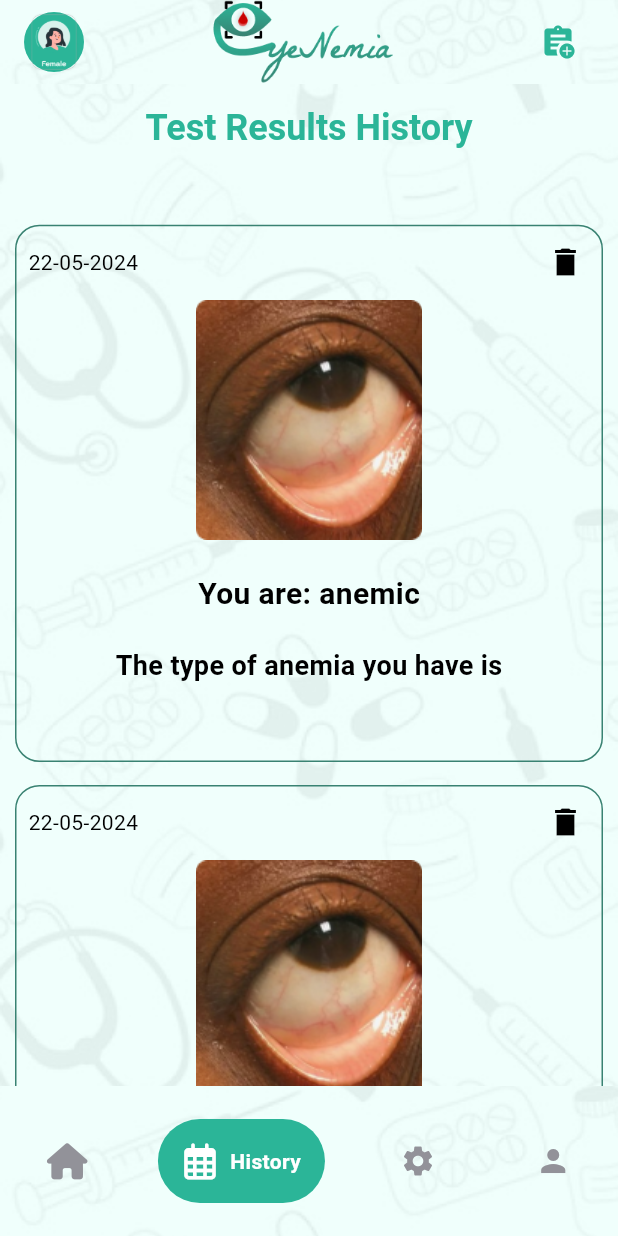
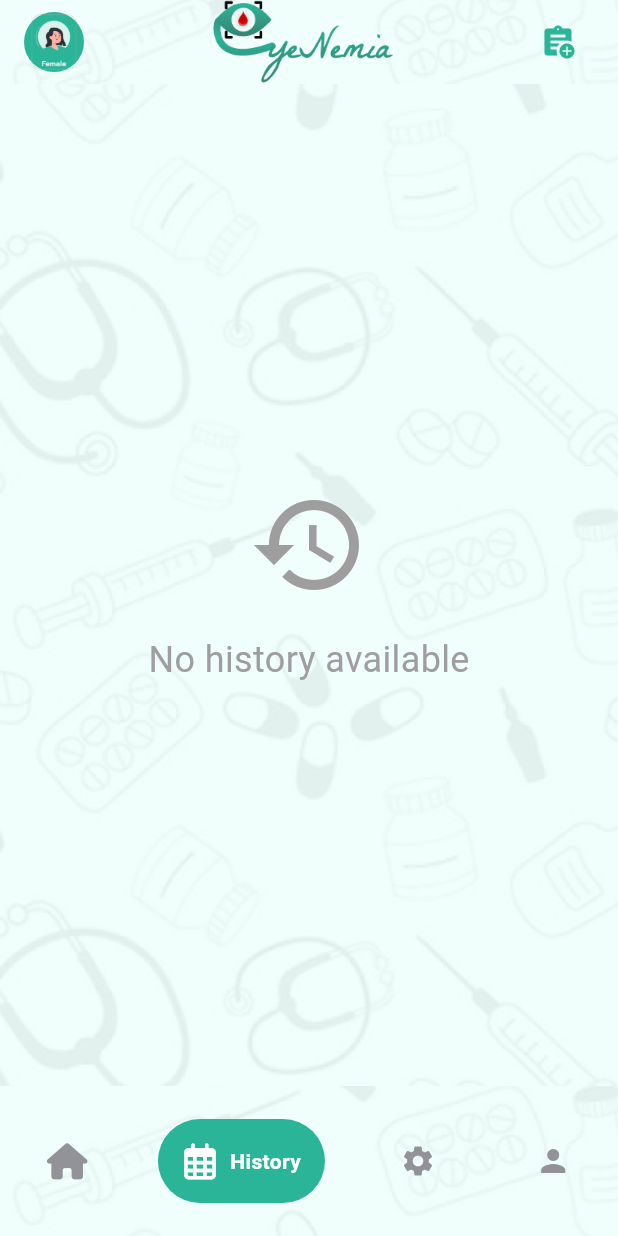
Before and after one commit to SamaaHamayel/anemia-graduation-project, a Flutter app: the screen it shows after launch, item 2 of the bottom bar chosen, on a phone screen of 412 x 824 dp. Run offline on Flutter 3.47's test engine with Material 3 defaults, Android fonts, the phone set to English and light mode, and no system bars; drawn by our look-alikes of google_nav_bar; our stand-ins replace camera, connectivity_plus, dartz, dio, flutter_bloc, flutter_local_notifications and 12 more; missing offline and left inert: flutter_verification_code, workmanager; accounts and stored records are empty; generated files the repository leaves out were written again; Roboto replaces fonts that are missing (Kodchasan).

Commit message:
history / emplane space

```diff
--- a/lib/features/detect/result/view/result.dart
+++ b/lib/features/detect/result/view/result.dart
@@ -1,24 +1,24 @@
-import 'package:animeacheck/features/home/setting/presentation/settings_cubit/settings_cubit.dart';
-import 'package:flutter/material.dart';
-import 'package:flutter_bloc/flutter_bloc.dart';
+// import 'package:animeacheck/features/home/setting/presentation/settings_cubit/settings_cubit.dart';
+// import 'package:flutter/material.dart';
+// import 'package:flutter_bloc/flutter_bloc.dart';
 
-class results extends StatelessWidget {
-  const results({super.key});
+// class results extends StatelessWidget {
+//   const results({super.key});
 
-  @override
-  Widget build(BuildContext context) {
- return Container(  decoration: BoxDecoration(
-            image: DecorationImage(
- image: BlocProvider.of<SettingsCubit>(context).isDarkThemEnable
-                ? AssetImage(
-                    'lib/core/utils/appImages/images/backgroundDark.png')
-                : AssetImage('lib/core/utils/appImages/images/background.png'),
-              fit:
-                  BoxFit.cover, // Optional: You can set the image fit as needed
-            ),
-          ),
-   child: const Center(
-        child: Text('my account'),
-      ),
- );  }
-}
+//   @override
+//   Widget build(BuildContext context) {
+//  return Container(  decoration: BoxDecoration(
+//             image: DecorationImage(
+//  image: BlocProvider.of<SettingsCubit>(context).isDarkThemEnable
+//                 ? AssetImage(
+//                     'lib/core/utils/appImages/images/backgroundDark.png')
+//                 : AssetImage('lib/core/utils/appImages/images/background.png'),
+//               fit:
+//                   BoxFit.cover, // Optional: You can set the image fit as needed
+//             ),
+//           ),
+//    child: const Center(
+//         child: Text('my account'),
+//       ),
+//  );  }
+// }
--- /dev/null
+++ b/lib/features/home/history/history_widgets/no_history_widget.dart
@@ -0,0 +1,29 @@
+import 'package:flutter/material.dart';
+
+class NoHistoryWidget extends StatelessWidget {
+  const NoHistoryWidget({Key? key}) : super(key: key);
+
+  @override
+  Widget build(BuildContext context) {
+    return Center(
+      child: Column(
+        mainAxisAlignment: MainAxisAlignment.center,
+        children: [
+          Icon(
+            Icons.history,
+            size: 80,
+            color: Colors.grey,
+          ),
+          SizedBox(height: 20),
+          Text(
+            'No history available',
+            style: TextStyle(
+              fontSize: 24,
+              color: Colors.grey,
+            ),
+          ),
+        ],
+      ),
+    );
+  }
+}
--- a/lib/features/home/history/history_widgets/test_history_card.dart
+++ b/lib/features/home/history/history_widgets/test_history_card.dart
@@ -1,74 +1,74 @@
-import 'package:flutter/material.dart';
-import 'package:flutter_screenutil/flutter_screenutil.dart';
+// import 'package:flutter/material.dart';
+// import 'package:flutter_screenutil/flutter_screenutil.dart';
 
-import '../../../../core/utils/appColors/app_colors.dart';
+// import '../../../../core/utils/appColors/app_colors.dart';
 
-import 'package:flutter_gen/gen_l10n/app_localizations.dart';
+// import 'package:flutter_gen/gen_l10n/app_localizations.dart';
 
 
-class TestHistoryCard extends StatelessWidget {
-  const TestHistoryCard({
-    super.key,
-    required this.datetime,
-  });
+// class TestHistoryCard extends StatelessWidget {
+//   const TestHistoryCard({
+//     super.key,
+//     required this.datetime,
+//   });
 
-  final String datetime;
+//   final String datetime;
 
-  @override
-  Widget build(BuildContext context) {
-    return Container(
-      height: 353.h,
-      width: 343.w,
-      decoration: BoxDecoration(
-          border: Border.all(
-              color: AppColors.primaryColor
-          ),
-          borderRadius: BorderRadius.circular(16.r)
-      ),
-      child: Column(
-        children: [
-          Row(
-            children: [
-              Padding(
-                padding: const EdgeInsets.only(left: 8.0),
-                child: Text(datetime),
-              ),
-              Spacer(),
-              IconButton(
-                  onPressed: (){},
-                  icon: Icon(Icons.delete_sharp)),
-            ],
-          ),
-          SizedBox(
-            height: 160.h,
-            width: 151.w,
-            child: Image.asset("lib/core/utils/appImages/images/eyelid 1.png"),
-          ),
+//   @override
+//   Widget build(BuildContext context) {
+//     return Container(
+//       height: 353.h,
+//       width: 343.w,
+//       decoration: BoxDecoration(
+//           border: Border.all(
+//               color: AppColors.primaryColor
+//           ),
+//           borderRadius: BorderRadius.circular(16.r)
+//       ),
+//       child: Column(
+//         children: [
+//           Row(
+//             children: [
+//               Padding(
+//                 padding: const EdgeInsets.only(left: 8.0),
+//                 child: Text(datetime),
+//               ),
+//               Spacer(),
+//               IconButton(
+//                   onPressed: (){},
+//                   icon: Icon(Icons.delete_sharp)),
+//             ],
+//           ),
+//           SizedBox(
+//             height: 160.h,
+//             width: 151.w,
+//             child: Image.asset("lib/core/utils/appImages/images/eyelid 1.png"),
+//           ),
 
-          SizedBox(
-            height: 20.h,
-          ),
-          //get its logic  from api or ai i don't know
-          Text(AppLocalizations.of(context)!.youAreAnemic,
-            style: Theme.of(context).textTheme.bodyMedium!.copyWith(
-              fontSize: 20,
-              fontFamily: "Kodchasan",
-              fontWeight: FontWeight.w600,
-            ),),
-          SizedBox(
-            height: 20.h,
-          ),
-          Text(AppLocalizations.of(context)!.theTypeOfAnemiaYouHaveIs,
-            style: Theme.of(context).textTheme.bodyMedium!.copyWith(
-              fontSize: 18,
-              fontFamily: "Kodchasan",
-              fontWeight: FontWeight.w600,
-            ),
-          ),
-          // until this above text
+//           SizedBox(
+//             height: 20.h,
+//           ),
+//           //get its logic  from api or ai i don't know
+//           Text(AppLocalizations.of(context)!.youAreAnemic,
+//             style: Theme.of(context).textTheme.bodyMedium!.copyWith(
+//               fontSize: 20,
+//               fontFamily: "Kodchasan",
+//               fontWeight: FontWeight.w600,
+//             ),),
+//           SizedBox(
+//             height: 20.h,
+//           ),
+//           Text(AppLocalizations.of(context)!.theTypeOfAnemiaYouHaveIs,
+//             style: Theme.of(context).textTheme.bodyMedium!.copyWith(
+//               fontSize: 18,
+//               fontFamily: "Kodchasan",
+//               fontWeight: FontWeight.w600,
+//             ),
+//           ),
+//           // until this above text
 
-        ],
-      ),
-    );
-  }
-}
+//         ],
+//       ),
+//     );
+//   }
+// }
--- a/lib/features/home/history/presentation/view/history.dart
+++ b/lib/features/home/history/presentation/view/history.dart
@@ -1,70 +1,70 @@
-import 'package:animeacheck/features/home/setting/presentation/settings_cubit/settings_cubit.dart';
-import 'package:flutter/material.dart';
-import 'package:flutter_bloc/flutter_bloc.dart';
-import 'package:flutter_screenutil/flutter_screenutil.dart';
-import 'package:intl/intl.dart';
+// import 'package:animeacheck/features/home/setting/presentation/settings_cubit/settings_cubit.dart';
+// import 'package:flutter/material.dart';
+// import 'package:flutter_bloc/flutter_bloc.dart';
+// import 'package:flutter_screenutil/flutter_screenutil.dart';
+// import 'package:intl/intl.dart';
 
-import '../../../../../core/utils/appColors/app_colors.dart';
+// import '../../../../../core/utils/appColors/app_colors.dart';
 
-import 'package:flutter_gen/gen_l10n/app_localizations.dart';
+// import 'package:flutter_gen/gen_l10n/app_localizations.dart';
 
-import '../../history_widgets/test_history_card.dart';
+// import '../../history_widgets/test_history_card.dart';
 
-class History extends StatelessWidget {
-  const History({super.key});
+// class History extends StatelessWidget {
+//   const History({super.key});
 
-  @override
-  Widget build(BuildContext context) {
-    String datetime = DateFormat("dd-MM-yyyy").format(DateTime.now());
-    return Scaffold(
-      body: Stack(children: [
-        Image.asset(
-          BlocProvider.of<SettingsCubit>(context).isDarkThemEnable
-              ? ('lib/core/utils/appImages/images/backgroundDark.png')
-              : ('lib/core/utils/appImages/images/background.png'),
-          fit: BoxFit.cover,
-          width: double.infinity,
-        ),
-        Column(
-          children: [
-            SizedBox(
-              height: 15.h,
-            ),
-            Center(
-              child: Text(AppLocalizations.of(context)!.testResultHistory,
-                  style: Theme.of(context).textTheme.displayMedium!.copyWith(
-                      fontSize: 24,
-                      color: BlocProvider.of<SettingsCubit>(context)
-                              .isDarkThemEnable
-                          ? AppColors.whiteColor
-                          : AppColors.lightPrimaryColor,
-                      fontFamily: 'Kodchasan',
-                      fontWeight: FontWeight.w700)),
-            ),
-            SizedBox(
-              height: 40.h,
-            ),
+//   @override
+//   Widget build(BuildContext context) {
+//     String datetime = DateFormat("dd-MM-yyyy").format(DateTime.now());
+//     return Scaffold(
+//       body: Stack(children: [
+//         Image.asset(
+//           BlocProvider.of<SettingsCubit>(context).isDarkThemEnable
+//               ? ('lib/core/utils/appImages/images/backgroundDark.png')
+//               : ('lib/core/utils/appImages/images/background.png'),
+//           fit: BoxFit.cover,
+//           width: double.infinity,
+//         ),
+//         Column(
+//           children: [
+//             SizedBox(
+//               height: 15.h,
+//             ),
+//             Center(
+//               child: Text(AppLocalizations.of(context)!.testResultHistory,
+//                   style: Theme.of(context).textTheme.displayMedium!.copyWith(
+//                       fontSize: 24,
+//                       color: BlocProvider.of<SettingsCubit>(context)
+//                               .isDarkThemEnable
+//                           ? AppColors.whiteColor
+//                           : AppColors.lightPrimaryColor,
+//                       fontFamily: 'Kodchasan',
+//                       fontWeight: FontWeight.w700)),
+//             ),
+//             SizedBox(
+//               height: 40.h,
+//             ),
 
-            //this(its logic for image and text) will come from api or ai
-            Expanded(
-              child: ListView(
-                padding: const EdgeInsets.all(10),
-                children: [
-                  TestHistoryCard(datetime: datetime),
-                  SizedBox(
-                    height: 15.h,
-                  ),
-                  TestHistoryCard(datetime: datetime),
-                  SizedBox(
-                    height: 15.h,
-                  ),
-                  TestHistoryCard(datetime: datetime),
-                ],
-              ),
-            ),
-          ],
-        ),
-      ]),
-    );
-  }
-}
+//             //this(its logic for image and text) will come from api or ai
+//             Expanded(
+//               child: ListView(
+//                 padding: const EdgeInsets.all(10),
+//                 children: [
+//                   TestHistoryCard(datetime: datetime),
+//                   SizedBox(
+//                     height: 15.h,
+//                   ),
+//                   TestHistoryCard(datetime: datetime),
+//                   SizedBox(
+//                     height: 15.h,
+//                   ),
+//                   TestHistoryCard(datetime: datetime),
+//                 ],
+//               ),
+//             ),
+//           ],
+//         ),
+//       ]),
+//     );
+//   }
+// }
--- a/lib/features/home/medicine/medicine_cubit/medicine_cubit.dart
+++ b/lib/features/home/medicine/medicine_cubit/medicine_cubit.dart
@@ -70,7 +70,7 @@ class MedicineCubit extends Cubit<MedicineState> {
     emit(InsertMedicineLoadingState());
     try {
       int medicineDose = int.parse(medicineDoseController.text);
-      sl<SqfliteHelper>().insertToDB(
+      sl<SqfliteHelper>().insertMedicine(
         model: MedicineModel(
           medicineName: medicineNameController.text,
           medicineDose: medicineDose,
@@ -106,7 +106,7 @@ class MedicineCubit extends Cubit<MedicineState> {
   void getMedicine() async {
     //list of map to our empty list
     emit(GetMedicineLoadingState());
-    await sl<SqfliteHelper>().getFromDB().then((value) {
+    await sl<SqfliteHelper>().getMedicinesFromDB().then((value) {
       medicineList = value.map((e) => MedicineModel.fromJson(e)).toList();
       emit(GetMedicineSuccessState());
     }).catchError((e) {
@@ -133,7 +133,7 @@ class MedicineCubit extends Cubit<MedicineState> {
 
   void deleteTask(id) async {
     emit(DeleteMedicineLoadingState());
-    await sl<SqfliteHelper>().deleteFromDB(id).then((value) {
+    await sl<SqfliteHelper>().deleteMedicine(id).then((value) {
       emit(DeleteMedicineSuccessState());
       getMedicine();
     }).catchError((e) {
--- a/lib/features/home/my_account/presentation/view/my_account.dart
+++ b/lib/features/home/my_account/presentation/view/my_account.dart
@@ -1,5 +1,6 @@
 import 'package:animeacheck/features/auth/presentation/view/info_one_screen.dart';
 import 'package:animeacheck/features/auth/presentation/view/sign_in_screen.dart';
+import 'package:animeacheck/features/home/history/presentation/view/history_screen.dart';
 import 'package:animeacheck/features/home/medicine/presentation/view/no_medicine.dart';
 import 'package:animeacheck/features/home/medicine/presentation/view/medicine.dart';
 import 'package:flutter/material.dart';
@@ -9,7 +10,6 @@ import 'package:flutter_bloc/flutter_bloc.dart';
 import 'package:flutter_screenutil/flutter_screenutil.dart';
 import 'package:animeacheck/core/utils/appColors/app_colors.dart';
 import 'package:animeacheck/core/utils/appImages/app_assets.dart';
-import 'package:animeacheck/features/home/history/presentation/view/history.dart';
 import 'package:animeacheck/features/home/my_account/presentation/view/edit_profile.dart';
 
 import '../../../setting/presentation/settings_cubit/settings_cubit.dart';
@@ -69,7 +69,7 @@ class MyAccountState extends State<MyAccount> {
                         Navigator.push(
                           context,
                           MaterialPageRoute(
-                              builder: (context) => const History()),
+                              builder: (context) => const HistoryScreen()),
                         );
                       },
                     ),
--- a/lib/features/home/presentation/view/home.dart
+++ b/lib/features/home/presentation/view/home.dart
@@ -1,6 +1,6 @@
 import 'package:animeacheck/core/utils/appColors/app_colors.dart';
 import 'package:animeacheck/core/utils/appImages/app_assets.dart';
-import 'package:animeacheck/features/home/history/presentation/view/history.dart';
+import 'package:animeacheck/features/home/history/history_widgets/no_history_widget.dart';
 import 'package:animeacheck/features/home/medicine/presentation/view/medicine_screen.dart';
 import 'package:animeacheck/features/home/my_account/presentation/view/my_account.dart';
 import 'package:animeacheck/features/home/pri_home/presentation/view/pri_home.dart';
@@ -26,7 +26,7 @@ class _HomeScreenState extends State<HomeScreen> {
   int _selectedIndex = 0;
   List<Widget> pages = [
     const PriHome(),
-    const History(),
+    const NoHistoryWidget(),
     const Setting(),
     MyAccount()
   ];
@@ -38,8 +38,10 @@ class _HomeScreenState extends State<HomeScreen> {
         automaticallyImplyLeading: false,
         flexibleSpace: Image(
           image: BlocProvider.of<SettingsCubit>(context).isDarkThemEnable
-              ? const AssetImage('lib/core/utils/appImages/images/backgroundDark.png')
-              : const AssetImage('lib/core/utils/appImages/images/background.png'),
+              ? const AssetImage(
+                  'lib/core/utils/appImages/images/backgroundDark.png')
+              : const AssetImage(
+                  'lib/core/utils/appImages/images/background.png'),
           fit: BoxFit.cover,
         ),
         title: Row(
@@ -70,7 +72,8 @@ class _HomeScreenState extends State<HomeScreen> {
               onPressed: () {
                 Navigator.push(
                   context,
-                  MaterialPageRoute(builder: (context) => const MedicineScreen()),
+                  MaterialPageRoute(
+                      builder: (context) => const MedicineScreen()),
                 );
               },
             ),
@@ -83,7 +86,8 @@ class _HomeScreenState extends State<HomeScreen> {
             image: BlocProvider.of<SettingsCubit>(context).isDarkThemEnable
                 ? const AssetImage(
                     'lib/core/utils/appImages/images/backgroundDark.png')
-                : const AssetImage('lib/core/utils/appImages/images/background.png'),
+                : const AssetImage(
+                    'lib/core/utils/appImages/images/background.png'),
             fit: BoxFit.cover, // Optional: You can set the image fit as needed
           ),
         ),
@@ -97,7 +101,8 @@ class _HomeScreenState extends State<HomeScreen> {
             image: BlocProvider.of<SettingsCubit>(context).isDarkThemEnable
                 ? const AssetImage(
                     'lib/core/utils/appImages/images/backgroundDark.png')
-                : const AssetImage('lib/core/utils/appImages/images/background.png'),
+                : const AssetImage(
+                    'lib/core/utils/appImages/images/background.png'),
             fit: BoxFit.cover, // Optional: You can set the image fit as needed
           ),
         ),
--- a/lib/main.dart
+++ b/lib/main.dart
@@ -20,7 +20,7 @@ void main() async {
   initServiceLoactor();
   Bloc.observer = SimpleBlocObserver();
   await sl<CacheHelper>().init();
-   sl<SqfliteHelper>().intiDB();
+   sl<SqfliteHelper>().initDB();
   await Future.wait([
     LocalNotificationService.init(),
     WorkManagerService().init(),
--- a/pubspec.yaml
+++ b/pubspec.yaml
@@ -40,6 +40,7 @@ dependencies:
   get_storage: ^2.1.1
   image_picker: ^1.0.7
   flutter_svg: ^2.0.10+1
+  equatable: ^2.0.5
   flutter:
     sdk: flutter
   flutter_bloc: ^8.1.4
```
Also changed, not shown: lib/core/sqflite_helper/sqflite_helper.dart (+52 -27 lines), lib/features/home/history/data/history_model.dart (added, +28 -0 lines), lib/features/home/history/history_widgets/history_cubit.dart (added, +45 -0 lines), lib/features/home/history/history_widgets/history_state.dart (added, +21 -0 lines), lib/features/home/history/presentation/view/history_screen.dart (added, +149 -0 lines), lib/features/home/pri_home/presentation/detect_anemia_cubit/detect_anemia_cubit.dart (+28 -7 lines), pubspec.lock, 2 other files.
